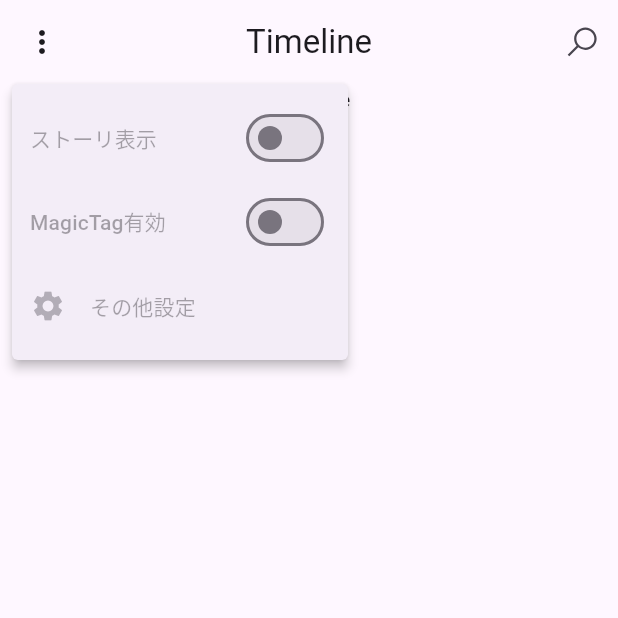
After one commit to tomoya-creater/schoolsns, a Flutter app: the TimeLine screen opened directly, after a tap on the "more vert" icon, on a phone screen of 412 x 824 dp, the top half of it. The commit adds this screen. Run offline on Flutter 3.47's test engine with Material 3 defaults, Android fonts, the phone set to English and light mode, and no system bars; our stand-ins replace google_nav_bar, line_icons.

Commit message:
Initial commit

```diff
--- a/lib/main.dart
+++ b/lib/main.dart
@@ -2,9 +2,9 @@ import 'package:flutter/material.dart';
 import 'package:google_nav_bar/google_nav_bar.dart';
 import 'package:line_icons/line_icons.dart';
 import 'package:sns/funhub.dart';
-import 'package:sns/home.dart';
+import 'package:sns/dm.dart';
 import 'package:sns/like.dart';
-import 'package:sns/search.dart';
+import 'package:sns/timeline.dart';
 import 'package:sns/user.dart';
 
 void main() => runApp(MaterialApp(
@@ -28,10 +28,10 @@ class _MyAppState extends State<MyApp> {
   int _selectedIndex = 0;
 
   static const List<Widget> _widgetOptions = <Widget>[
-    Search(),
+    TimeLine(),
     Like(),
     FunHub(),
-    Home(),
+    DM(),
     User(),
   ];
 
--- a/lib/message.dart
+++ b/lib/message.dart
@@ -22,11 +22,12 @@ class Message extends StatelessWidget {
                   },
                   child: Row(
                     children: [
+
                     ],
                   ),
                 );
               },
-            )
+            ),
           ],
         ),
       ),
--- /dev/null
+++ b/lib/timeline.dart
@@ -0,0 +1,98 @@
+import 'package:flutter/material.dart';
+import 'package:line_icons/line_icons.dart';
+import 'package:sns/search.dart';
+import 'package:sns/setting.dart';
+
+class TimeLine extends StatefulWidget {
+  const TimeLine({super.key});
+
+  @override
+  _SearchState createState() => _SearchState();
+}
+
+class _SearchState extends State<TimeLine> {
+  bool isStoryVisible = false;
+  bool isMagicTagEnabled = false;
+
+  @override
+  Widget build(BuildContext context) {
+    return Scaffold(
+      appBar: AppBar(
+
+        centerTitle: true,
+        title: const Text("Timeline"),
+        leading: IconButton(
+          icon: const Icon(Icons.more_vert),
+          onPressed: () {
+            _showSettingsMenu(context);
+          },
+        ),
+        actions: [
+          IconButton(
+              onPressed:(){
+                Navigator.push(context, MaterialPageRoute(builder: (context)=>Search()),);
+              },
+              icon: Icon(LineIcons.search),
+          ),
+        ],
+      ),
+      body: const Center(
+        child: Column(
+          children: [
+            Text('Timeline'),
+          ],
+        ),
+      ),
+    );
+  }
+
+  void _showSettingsMenu(BuildContext context) {
+    showMenu(
+      context: context,
+      position: const RelativeRect.fromLTRB(0, kToolbarHeight, 0, 0),
+      items: [
+        PopupMenuItem(
+          enabled: false,
+          child: StatefulBuilder(
+            builder: (BuildContext context, StateSetter setState) {
+              return Column(
+                children: [
+                  SwitchListTile(
+                    title: const Text('ストーリ表示'),
+                    value: isStoryVisible,
+                    onChanged: (bool value) {
+                      setState(() {
+                        isStoryVisible = value;
+                      });
+                    },
+                  ),
+                  SwitchListTile(
+                    title: const Text('MagicTag有効'),
+                    value: isMagicTagEnabled,
+                    onChanged: (bool value) {
+                      setState(() {
+                        isMagicTagEnabled = value;
+                      });
+                      ScaffoldMessenger.of(context).showSnackBar(
+                        const SnackBar(content: Text('MagicTagは有効です。')),
+                      );
+                    },
+                  ),
+                  ListTile(
+                    title: const Text('その他設定'),
+                    leading: const Icon(Icons.settings),
+                    onTap: () {
+                      Navigator.pop(context); // メニューを閉じる
+                      // 設定画面への遷移やその他の処理をここに追加
+                      Navigator.push(context, MaterialPageRoute(builder: (context)=>Setting()),);
+                    },
+                  ),
+                ],
+              );
+            },
+          ),
+        ),
+      ],
+    );
+  }
+}
```
Also changed, not shown: lib/dm.dart (renamed from lib/home.dart, +3 -11 lines), lib/search.dart (+12 -68 lines).
